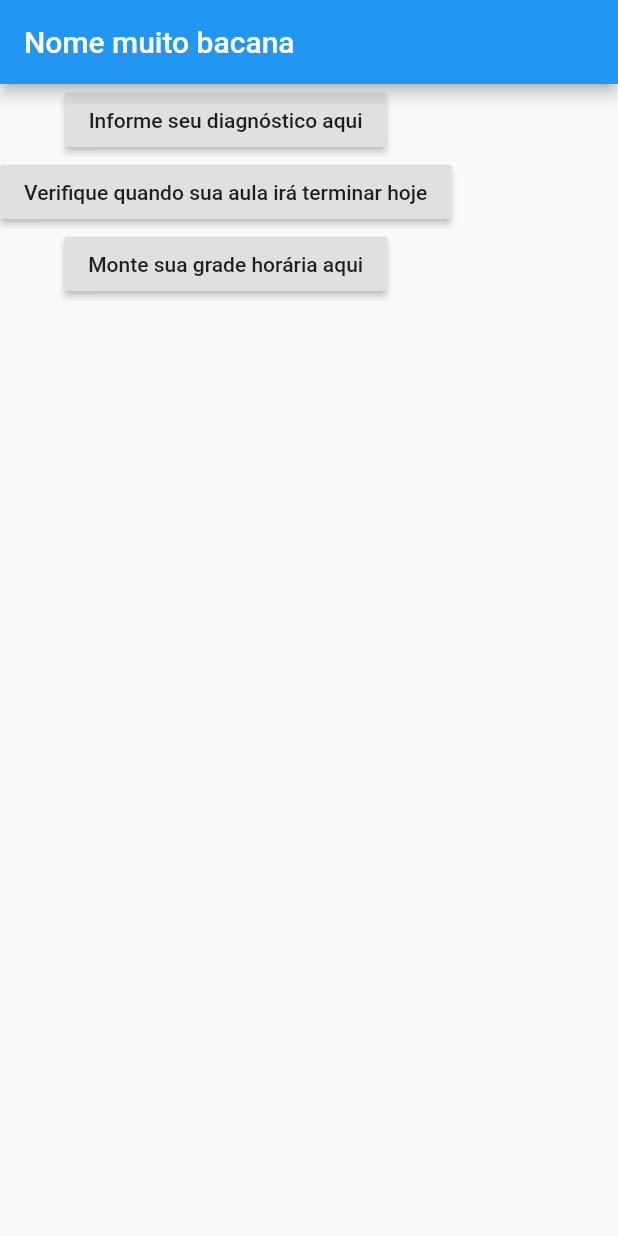
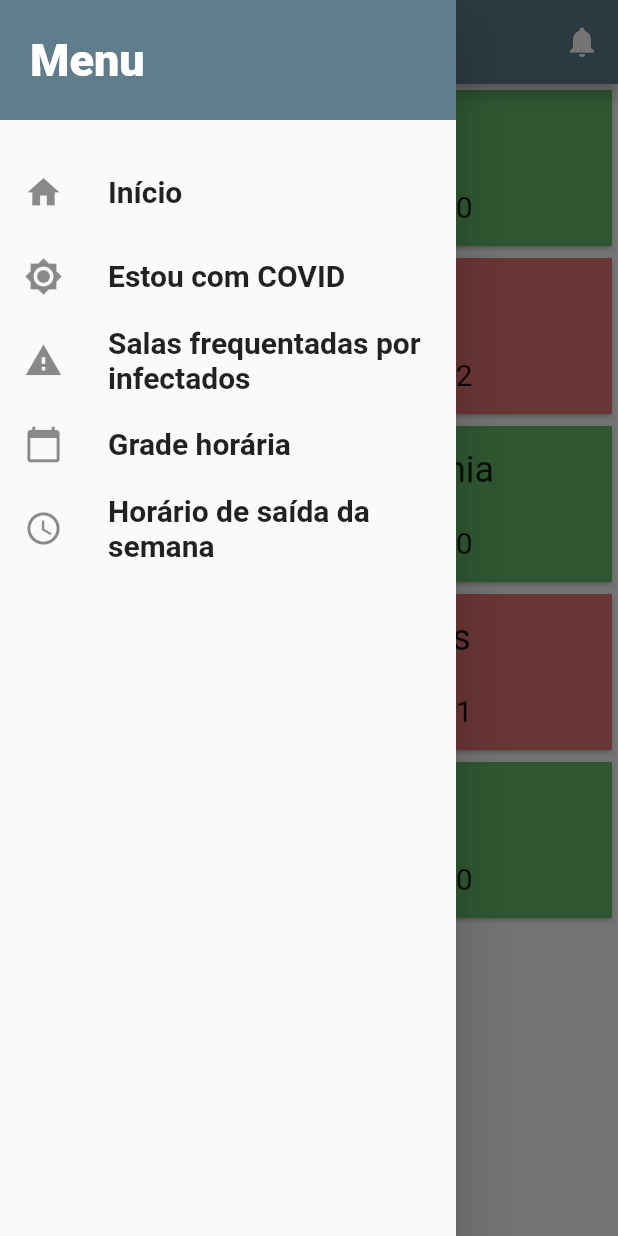
Before and after one commit to COVIDAS-UnB/Ace-Shield, a Flutter app: the screen it shows after launch, with the side drawer open (before the commit the screen has no drawer), on a phone screen of 412 x 824 dp. Run offline on Flutter 3.47's test engine with Material 2 defaults, Android fonts, the phone set to English and light mode, and no system bars; Roboto replaces fonts that are missing (RobotoCondensed).

Commit message:
Início do desenvolvimento da página inicial. Drawer funcionando com rota para página de orientações sobre o COVID funcionando.

```diff
--- /dev/null
+++ b/front/lib/dummy_data.dart
@@ -0,0 +1,65 @@
+import 'package:flutter/material.dart';
+import './models/Class.dart';
+
+const DUMMY_CLASSES = const [
+  Class(
+    subject: 'Álgebra Linear',
+    classIdentifier: 'A',
+    numOfCreds: 6,
+    infectedPeople: 0,
+    schedule: [
+      [1],
+      [2],
+    ],
+  ),
+  Class(
+    subject: 'Cálculo 1',
+    classIdentifier: 'B',
+    numOfCreds: 6,
+    infectedPeople: 2,
+    schedule: [
+      [1],
+      [2],
+    ],
+  ),
+  Class(
+    subject: 'Introdução a Economia',
+    classIdentifier: 'B',
+    numOfCreds: 4,
+    infectedPeople: 0,
+    schedule: [
+      [1],
+      [2],
+    ],
+  ),
+  Class(
+    subject: 'Estruturas de Dados',
+    classIdentifier: 'A',
+    numOfCreds: 6,
+    infectedPeople: 1,
+    schedule: [
+      [1],
+      [2],
+    ],
+  ),
+  Class(
+    subject: 'Circuitos Lógicos',
+    classIdentifier: 'A',
+    numOfCreds: 4,
+    infectedPeople: 0,
+    schedule: [
+      [1],
+      [2],
+    ],
+  ),
+  // Class(
+  //   subject: 'Física 1',
+  //   classIdentifier: 'A',
+  //   numOfCreds: 4,
+  //   infectedPeople: 0,
+  //   schedule: [
+  //     [1],
+  //     [2],
+  //   ],
+  // ),
+];
--- a/front/lib/main.dart
+++ b/front/lib/main.dart
@@ -1,41 +1,90 @@
 import 'package:flutter/material.dart';
+import 'package:front/dummy_data.dart';
+import './screens/report_covid_screen.dart';
+import './widgets/main_drawer.dart';
 
 void main() => runApp(MyApp());
 
 class MyApp extends StatelessWidget {
-  void redirectTo() {
-    print('redirecionando...');
+  @override
+  Widget build(BuildContext context) {
+    return MaterialApp(
+      title: 'Ace Shield',
+      theme: ThemeData(
+        primarySwatch: Colors.blueGrey,
+      ),
+      home: MyHomePage(),
+      initialRoute: '/',
+      routes: {
+        // '/': (ctx) => HomeScreen(),
+        // CalendarScreen.routeName: (ctx) => CalendarScreen(),
+        ReportCovidScreen.routeName: (ctx) => ReportCovidScreen(),
+      },
+    );
+  }
 }
 
+class MyHomePage extends StatefulWidget {
+  @override
+  _MyHomePageState createState() => _MyHomePageState();
+}
+
+class _MyHomePageState extends State<MyHomePage> {
   @override
   Widget build(BuildContext context) {
-    var coreFeatures = [
-      'Informe seu diagnóstico aqui',
-      'Verifique quando sua aula irá terminar hoje',
-      'Monte sua grade horária aqui',
-    ];
-    return MaterialApp(
-      home: Scaffold(
+    return Scaffold(
       appBar: AppBar(
-          title: Text('Nome muito bacana'),
+        title: Text('Ace Shield'),
+        actions: <Widget>[
+          IconButton(
+            icon: Icon(
+              Icons.notifications,
+              color: Colors.white,
             ),
-        body: Column(
+            onPressed: () {
+              //
+            },
+          ),
+        ],
+      ),
+      drawer: MainDrawer(),
+      body: Container(
+        child: SingleChildScrollView(
+          child: Column(
+            mainAxisAlignment: MainAxisAlignment.spaceAround,
+            crossAxisAlignment: CrossAxisAlignment.stretch,
+            children: DUMMY_CLASSES.map((cls) {
+              return Card(
+                child: Container(
+                  padding: EdgeInsets.symmetric(
+                    vertical: 15,
+                  ),
+                  color: cls.infectedPeople > 0 ? Colors.red[300] : Colors.green[400],
+                  child: Column(
                     children: <Widget>[
-            RaisedButton(
-              child: Text(coreFeatures[0]),
-              onPressed: redirectTo,
+                      Container(
+                        child: Text(
+                          cls.subject,
+                          style: TextStyle(fontSize: 24),
                         ),
-            RaisedButton(
-              child: Text(coreFeatures[1]),
-              onPressed: redirectTo,
                       ),
-            RaisedButton(
-              child: Text(coreFeatures[2]),
-              onPressed: redirectTo,
+                      Text(
+                        'Turma: ' + cls.classIdentifier,
+                        style: TextStyle(fontSize: 20),
+                      ),
+                      Text(
+                        'Número de infectados: ' +
+                            cls.infectedPeople.toString(),
+                        style: TextStyle(fontSize: 20),
                       ),
                     ],
                   ),
                 ),
               );
+            }).toList(),
+          ),
+        ),
+      ),
+    );
   }
 }
--- /dev/null
+++ b/front/lib/widgets/main_drawer.dart
@@ -0,0 +1,60 @@
+import 'package:flutter/material.dart';
+import '../screens/report_covid_screen.dart';
+
+class MainDrawer extends StatelessWidget {
+  Widget buildListTile(String title, IconData icon, Function tapHandler) {
+    return ListTile(
+      leading: Icon(
+        icon,
+        size: 26,
+      ),
+      title: Text(
+        title,
+        style: TextStyle(
+          fontFamily: 'RobotoCondensed',
+          fontSize: 20,
+          fontWeight: FontWeight.bold,
+        ),
+      ),
+      onTap: tapHandler,
+    );
+  }
+
+  @override
+  Widget build(BuildContext context) {
+    return Drawer(
+      child: Column(
+        children: <Widget>[
+          Container(
+            height: 80,
+            width: double.infinity,
+            padding: EdgeInsets.all(20),
+            alignment: Alignment.centerLeft,
+            color: Theme.of(context).accentColor,
+            child: Text(
+              'Menu',
+              style: TextStyle(
+                  fontWeight: FontWeight.w900,
+                  fontSize: 30,
+                  color: Colors.white),
+            ),
+          ),
+          SizedBox(
+            height: 20,
+          ),
+          buildListTile('Início', Icons.home, () {
+            Navigator.of(context).pushNamed('/');
+          }),
+          buildListTile('Estou com COVID', Icons.brightness_7, () {
+            // Navigator.of(context).pushNamed(ReportCovidScreen.routeName);
+            Navigator.of(context).pushReplacementNamed(ReportCovidScreen.routeName);
+          }),
+          buildListTile(
+              'Salas frequentadas por infectados', Icons.report_problem, () {}),
+          buildListTile('Grade horária', Icons.calendar_today, () {}),
+          buildListTile('Horário de saída da semana', Icons.access_time, () {}),
+        ],
+      ),
+    );
+  }
+}
```
Also changed, not shown: front/lib/models/Class.dart (added, +187 -0 lines), front/lib/screens/report_covid_screen.dart (added, +32 -0 lines). Lines whose indentation alone changed are shown as unchanged.
